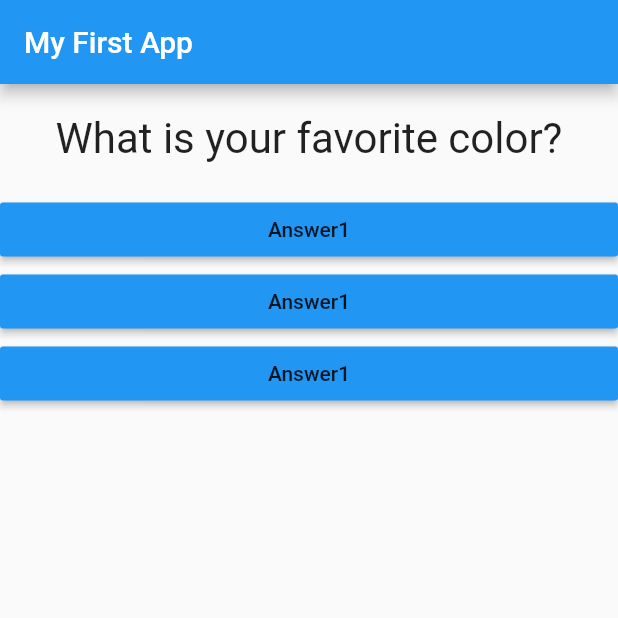
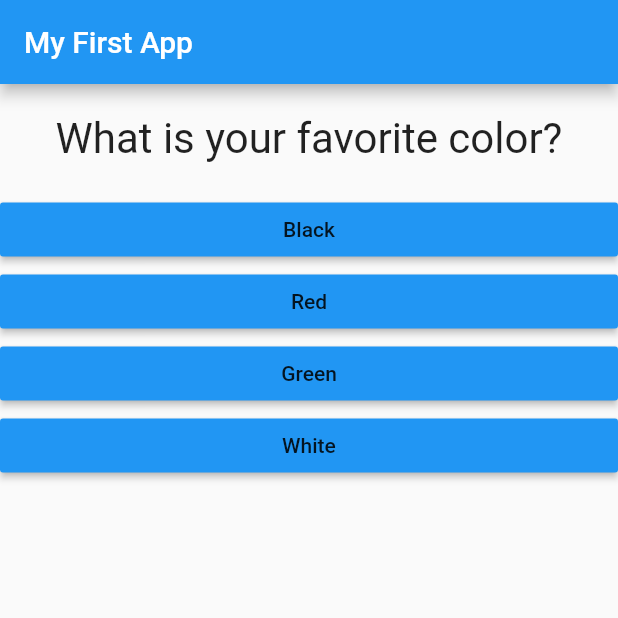
Before and after one commit to nord2sudjp/flutter_guide, a Flutter app: the screen it shows after launch, on a phone screen of 412 x 824 dp, the top half of it. Run offline on Flutter 3.47's test engine with Material 2 defaults, Android fonts, the phone set to English and light mode, and no system bars.

Commit message:
Cleanup Answer widget for text, update main.dart

```diff
--- a/lib/answer.dart
+++ b/lib/answer.dart
@@ -2,14 +2,15 @@ import 'package:flutter/material.dart';
 
 class Answer extends StatelessWidget {
   final Function selectHandler;
-  Answer(this.selectHandler);
+  final String answerText;
+  Answer(this.selectHandler, this.answerText);
   @override
   Widget build(BuildContext context) {
     return Container(
       width: double.infinity,
       child: RaisedButton(
         color: Colors.blue,
-        child: Text('Answer1'),
+        child: Text(answerText),
         onPressed: selectHandler,
       ),
     );
--- a/lib/main.dart
+++ b/lib/main.dart
@@ -26,8 +26,18 @@ class _MyAppState extends State<MyApp> {
   @override
   build(BuildContext context) {
     var questions = [
-      'What is your favorite color?',
-      'What is your favorite animal?'
+      {
+        'questionText': 'What is your favorite color?',
+        'answers': ['Black', 'Red', 'Green', 'White']
+      },
+      {
+        'questionText': 'What is your favorite animal?',
+        'answers': ['Rabbit', 'Snake', 'Elephant', 'Lion']
+      },
+      {
+        'questionText': 'What is your favorite country?',
+        'answers': ['Japan', 'England', 'Russia', 'USA']
+      },
     ];
 
     //return MaterialApp(home: Text('Hello!'));
@@ -39,10 +49,11 @@ class _MyAppState extends State<MyApp> {
         //body: Text('This is my default text!'),
         body: Column(
           children: [
-            Question(questions[_questionIndex]),
-            Answer(_answerQuestion),
-            Answer(_answerQuestion),
-            Answer(_answerQuestion),
+            Question(questions[_questionIndex]['questionText']),
+            ...(questions[_questionIndex]['answers'] as List<String>)
+                .map((ans) {
+              return Answer(_answerQuestion, ans);
+            }).toList()
           ],
         ),
       ),
```
